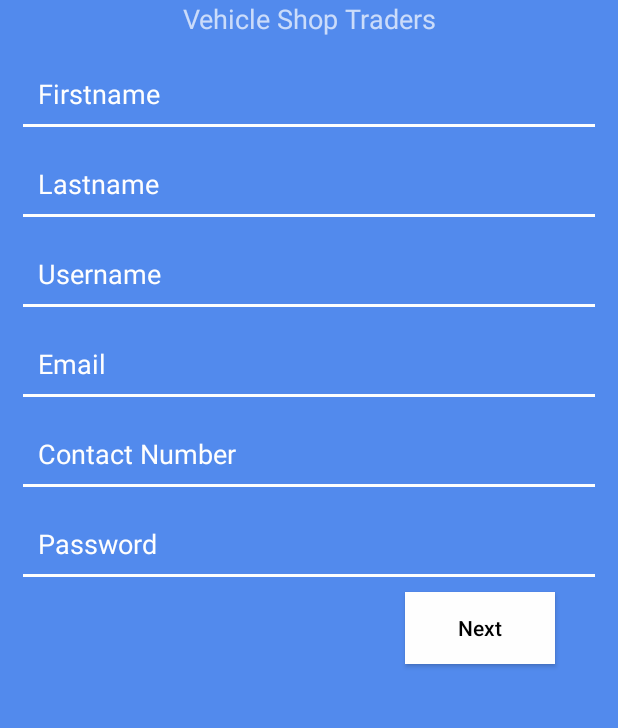
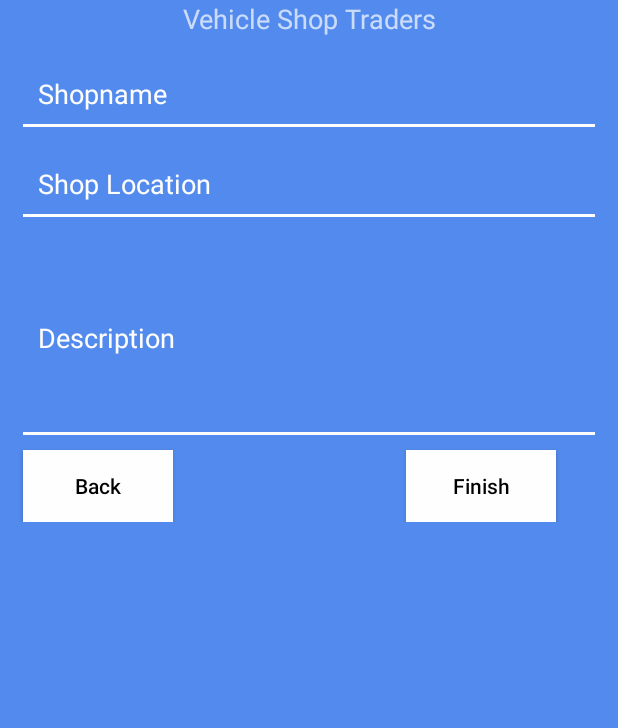
Before and after one commit to vincegerald/ezwheels, an Android app: the RegisterShop screen opened directly, with no data from a screen before it, on a phone screen of 412 x 824 dp, the part 165-893 px from its top. Run offline under Robolectric (Android 15) with nearby library versions, the light colour scheme and no system bars.

Commit message:
register shop

```diff
--- a/app/src/main/java/vincegeralddelaccerna/ezwheels/LoginShop.java
+++ b/app/src/main/java/vincegeralddelaccerna/ezwheels/LoginShop.java
@@ -31,7 +31,7 @@ public class LoginShop extends AppCompatActivity implements View.OnClickListener
         }
 
         if(view.getId() == R.id.btnShophome){
-            Intent shopHome = new Intent(this, LoginShop.class);
+            Intent shopHome = new Intent(this, MainActivity.class);
             startActivity(shopHome);
 
         }
--- a/app/src/main/res/layout/activity_register_shop.xml
+++ b/app/src/main/res/layout/activity_register_shop.xml
@@ -28,7 +28,8 @@
         android:id="@+id/registerStep1"
         android:layout_width="match_parent"
         android:layout_height="match_parent"
-        android:orientation="vertical">
+        android:orientation="vertical"
+        android:visibility="gone">
 
         <EditText
             android:id="@+id/regshopFirstname"
@@ -138,17 +139,24 @@
             android:textColorHint="#fefefe"
             android:textColorLink="#FEFEFE" />
 
+        <LinearLayout
+            android:layout_width="match_parent"
+            android:layout_height="match_parent"
+            android:gravity="right"
+            android:orientation="horizontal">
+
             <Button
                 android:id="@+id/btnNext"
                 android:layout_width="100dp"
                 android:layout_height="wrap_content"
-            android:layout_marginLeft="270dp"
                 android:layout_marginTop="10dp"
                 android:layout_marginRight="15dp"
                 android:background="#fefefe"
                 android:text="Next"
                 android:textAllCaps="false"
                 android:textColor="#000000" />
+
+        </LinearLayout>
     </LinearLayout>
 
 
@@ -156,9 +164,7 @@
         android:id="@+id/registerStep2"
         android:layout_width="match_parent"
         android:layout_height="match_parent"
-        android:layout_marginTop="-400dp"
-        android:orientation="vertical"
-        android:visibility="gone">
+        android:orientation="vertical">
 
         <EditText
             android:id="@+id/regShopname"
@@ -232,6 +238,11 @@
                 android:textAllCaps="false"
                 android:textColor="#000000" />
 
+            <LinearLayout
+                android:layout_width="match_parent"
+                android:layout_height="match_parent"
+                android:orientation="horizontal">
+
             <Button
                 android:id="@+id/btnFinish"
                 android:layout_width="100dp"
@@ -247,4 +258,6 @@
             </LinearLayout>
 
         </LinearLayout>
+
     </LinearLayout>
+</LinearLayout>
```
Lines whose indentation alone changed are shown as unchanged.
